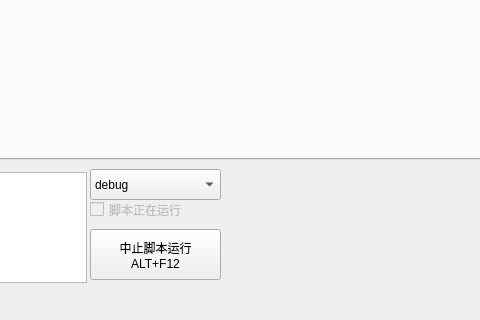
Before: the Qt Designer form mainwindow.ui in A-SunsetMkt-Forks/wuwaBackendTool, drawn with Qt 5; both pictures show x 790 to 1270 and y 448 to 768 of the 1366 by 768 pixel window.
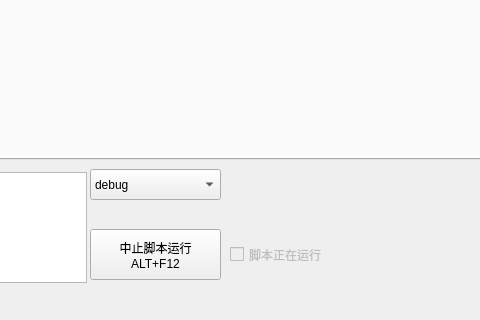
After: the same form once the commit is applied. Custom widgets are drawn as their Qt base class.

Commit message: 适配7个梦魇boss

Diff of the .ui file:
```diff
--- a/mainwindow.ui
+++ b/mainwindow.ui
@@ -110,10 +110,10 @@
     </property>
     <property name="geometry">
      <rect>
-      <x>880</x>
-      <y>630</y>
-      <width>131</width>
-      <height>21</height>
+      <x>1020</x>
+      <y>660</y>
+      <width>161</width>
+      <height>51</height>
      </rect>
     </property>
     <property name="text">
```
The commit also changes 2 other files.
